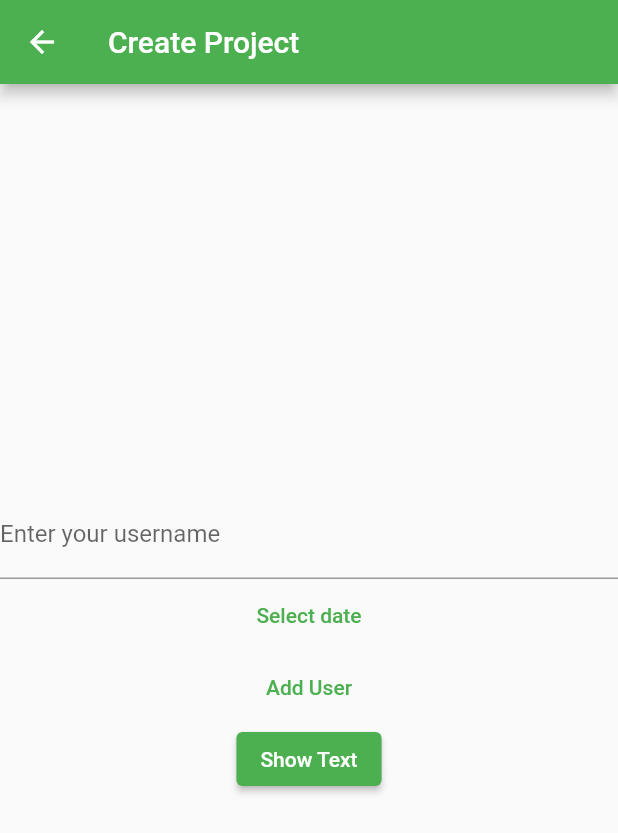
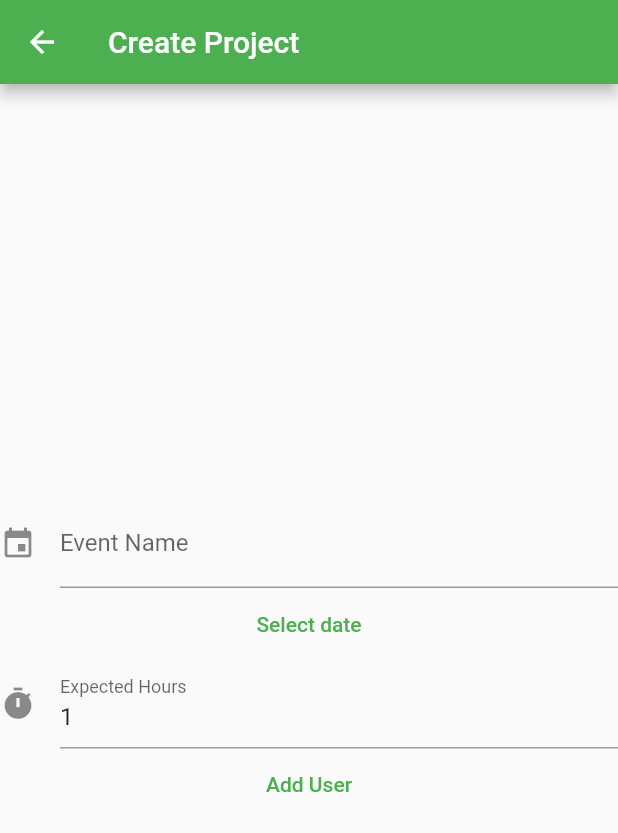
Before and after one commit to GabrielDeml/TODO, a Flutter app: the SecondRoute screen opened directly, on a phone screen of 412 x 824 dp. Shown: the top 833 px of the screen. Run offline on Flutter 3.47's test engine with Material 2 defaults, Android fonts, the phone set to English and light mode, and no system bars; our stand-ins replace cloud_firestore, firebase_core, table_calendar; accounts and stored records are empty.

Commit message:
Starting to work

```diff
--- a/lib/main.dart
+++ b/lib/main.dart
@@ -1,4 +1,5 @@
 import 'package:flutter/material.dart';
+import 'package:flutter/services.dart';
 import 'package:table_calendar/table_calendar.dart';
 import 'package:todo/firestore.dart';
 import 'utils.dart';
@@ -222,6 +223,7 @@ class SecondRoute extends StatefulWidget {
 class _SecondRoute extends State<SecondRoute> {
   static const snackBar = SnackBar(content: Text('Yay! A SnackBar!'));
   TextEditingController textController = TextEditingController();
+  TextEditingController textControllerNumber = TextEditingController(text: '1');
   String displayText = "";
   DateTime currentDate = DateTime.now();
 
@@ -251,7 +253,9 @@ class _SecondRoute extends State<SecondRoute> {
               TextFormField(
                 decoration: const InputDecoration(
                   border: UnderlineInputBorder(),
-                  labelText: 'Enter your username',
+                  labelText: 'Event Name',
+                  hintText: 'Enter the name of the event',
+                  icon: Icon(Icons.event),
                 ),
                 controller: textController,
               ),
@@ -259,18 +263,29 @@ class _SecondRoute extends State<SecondRoute> {
                 onPressed: () => _selectDate(context),
                 child: const Text('Select date'),
               ),
-              AddUser("fullName", DateTime.now(), 42),
-              ElevatedButton(
-                  onPressed: () {
-                    setState(() {
-                      displayText = textController.text;
-                    });
-                  },
-                  child: const Text("Show Text")),
-              Text(
-                displayText,
-                style: const TextStyle(fontSize: 20),
-              )
+              TextFormField(
+                  controller: textControllerNumber,
+                  keyboardType: TextInputType.number,
+                  inputFormatters: <TextInputFormatter>[
+                    FilteringTextInputFormatter.allow(RegExp(r'[0-9]')),
+                  ],
+                  decoration: const InputDecoration(
+                      labelText: "Expected Hours",
+                      hintText: "Hours",
+                      icon: Icon(Icons.timer))),
+              AddUser(textController.text, currentDate,
+                  int.parse(textControllerNumber.text)),
+              // ElevatedButton(
+              //     onPressed: () {
+              //       setState(() {
+              //         displayText = textController.text;
+              //       });
+              //     },
+              //     child: const Text("Show Text")),
+              // Text(
+              //   displayText,
+              //   style: const TextStyle(fontSize: 20),
+              // )
             ],
           ),
         ));
```
